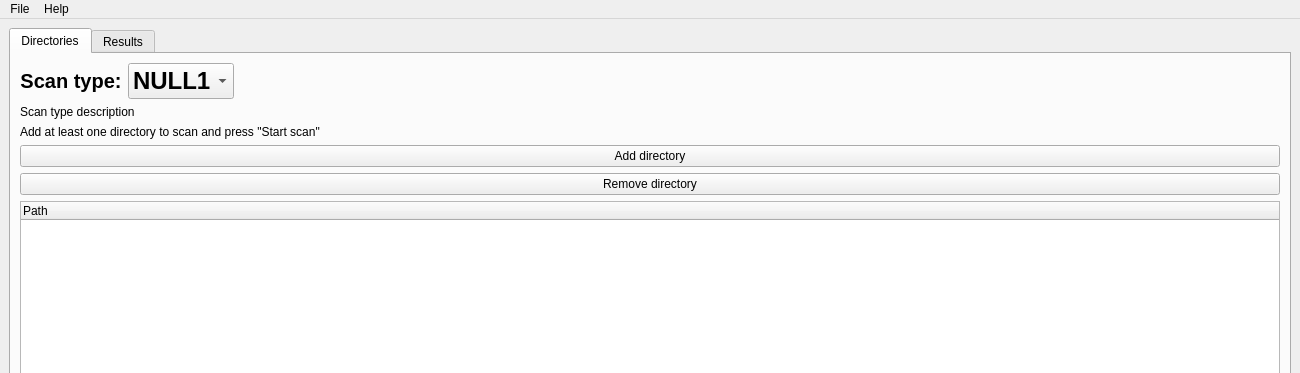
Before: the Qt Designer form src/frontend/main_window.ui in adam-choragwicki/DuplicateFileFinder_Qt_Cplusplus, drawn with Qt 5; both pictures show x 0 to 1300 and y 0 to 373 of the 1300 by 589 pixel window.
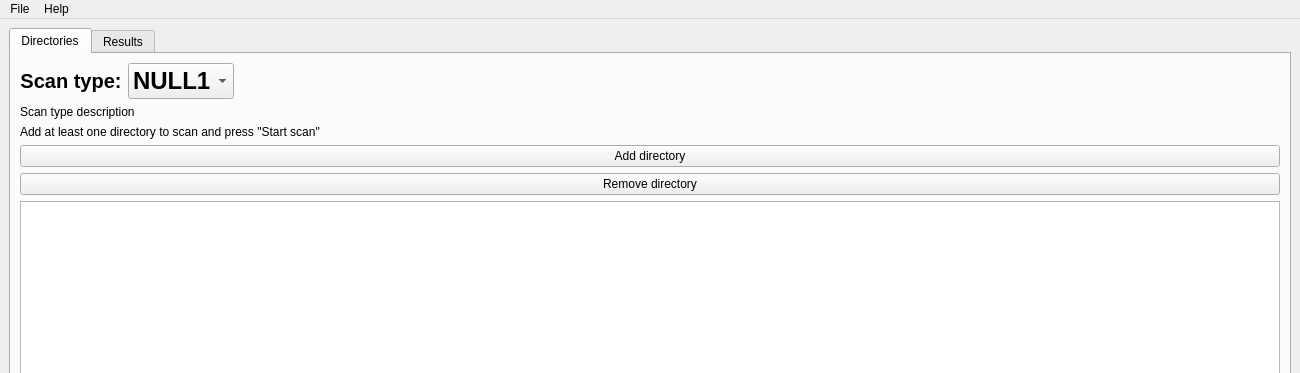
After: the same form once the commit is applied. Custom widgets are drawn as their Qt base class.

Commit message:
Refactor scan directory tree to use Qt model/view architecture
- replace QTreeWidget with QTreeView backed by ScanDirectoriesTreeModel
- move directory hierarchy, path roles, icons, and lazy child population out of MainWindow
- update directory-tab tests to operate through model indexes and view selection
- extract development scan-path selection into DevelopmentConfigurationHelper
- initialize the development scan root through the application Model before controller synchronization

The edit to the form file:
```diff
--- a/src/frontend/main_window.ui
+++ b/src/frontend/main_window.ui
@@ -130,13 +130,7 @@
            </widget>
           </item>
           <item>
-           <widget class="QTreeWidget" name="directories_TreeWidget">
-            <column>
-             <property name="text">
-              <string>Path</string>
-             </property>
-            </column>
-           </widget>
+           <widget class="QTreeView" name="directories_TreeView"/>
           </item>
           <item>
            <widget class="QPushButton" name="startScan_PushButton">
```
The commit also changes 10 other files.
